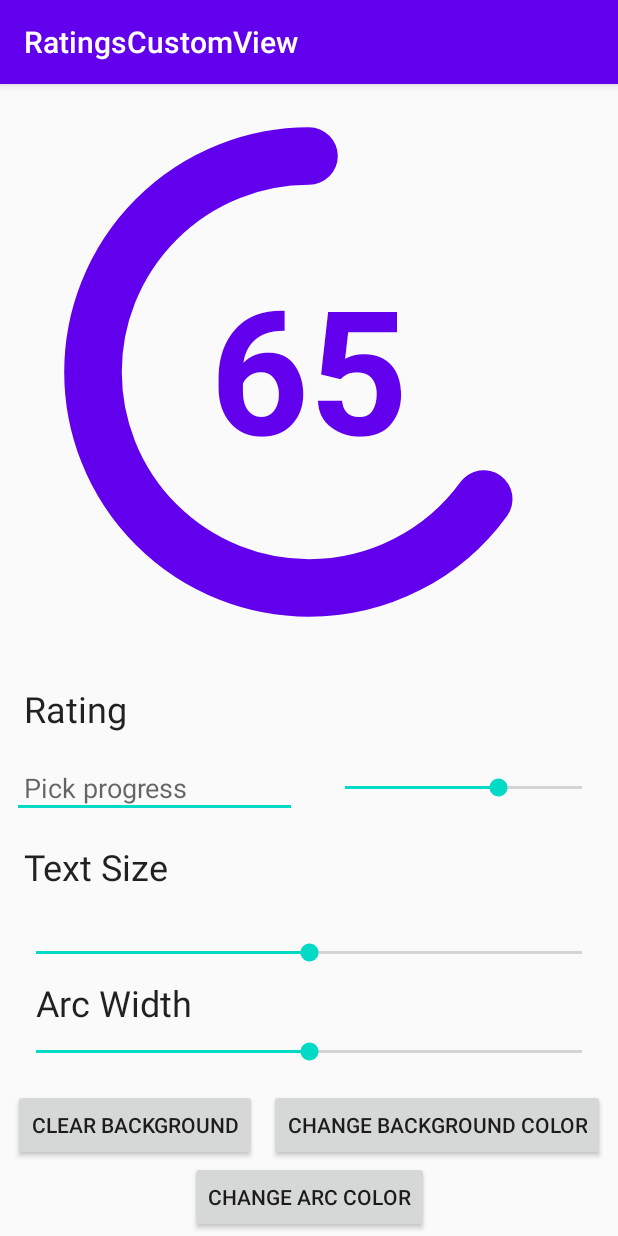
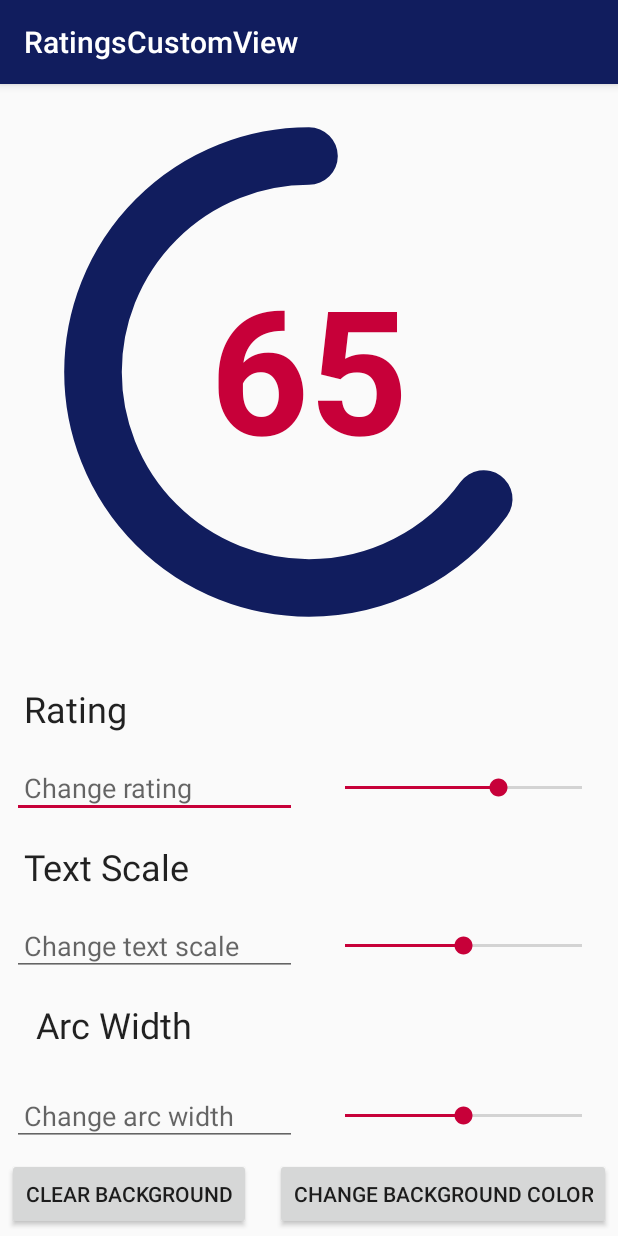
Before and after one commit to KunaalKumar/RatingsView, an Android app: the screen it shows after launch (MainActivity), on a phone screen of 412 x 824 dp. Run offline under Robolectric (Android 15) with nearby library versions, the phone set to English and light mode, and no system bars.

Commit message:
Add and implement edit text pickers for rest of attributes in activity_main.xml Remove panning view on keyboard popup Change demo app colors Add accentColor instance variable in RatingsView.kt Change default text color to be accent color Animate arc color in startLoadingAnimation Update README.md Add preview gifs

```diff
--- a/app/src/main/AndroidManifest.xml
+++ b/app/src/main/AndroidManifest.xml
@@ -9,7 +9,9 @@
         android:roundIcon="@mipmap/ic_launcher_round"
         android:supportsRtl="true"
         android:theme="@style/AppTheme">
-        <activity android:name="dev.kunaal.demo.MainActivity">
+        <activity
+            android:name="dev.kunaal.demo.MainActivity"
+            android:windowSoftInputMode="adjustNothing">
             <intent-filter>
                 <action android:name="android.intent.action.MAIN" />
 
--- a/app/src/main/java/dev/kunaal/demo/MainActivity.kt
+++ b/app/src/main/java/dev/kunaal/demo/MainActivity.kt
@@ -41,8 +41,8 @@ class MainActivity : AppCompatActivity() {
         setupTextColorButton()
 
         setupRatingViews()
-        setupTextScaleSeekBar()
-        setupArcWidthSeekbar()
+        setupTextScaleViews()
+        setupArcWidthViews()
 
         ratings_view.setOnClickListener {
             ratings_view.toggleLoadingAnimation()
@@ -73,7 +73,17 @@ class MainActivity : AppCompatActivity() {
         })
     }
 
-    private fun setupTextScaleSeekBar() {
+    private fun setupTextScaleViews() {
+        text_scale_picker.setOnKeyListener { v, keyCode, event ->
+            if (keyCode == KeyEvent.KEYCODE_ENTER) {
+                val num = text_scale_picker.text.toString().toFloat()
+                text_scale_seekbar.progress = (max(0F, min(2F, num)) * 50).toInt()
+                text_scale_picker.text = SpannableStringBuilder(num.toString())
+                ratings_view.textScale = num
+            }
+            false
+        }
+
         text_scale_seekbar.setOnSeekBarChangeListener(object : SeekBar.OnSeekBarChangeListener {
             override fun onProgressChanged(seekBar: SeekBar?, progress: Int, fromUser: Boolean) {}
 
@@ -85,7 +95,17 @@ class MainActivity : AppCompatActivity() {
         })
     }
 
-    private fun setupArcWidthSeekbar() {
+    private fun setupArcWidthViews() {
+        arc_width_picker.setOnKeyListener { v, keyCode, event ->
+            if (keyCode == KeyEvent.KEYCODE_ENTER) {
+                val num = arc_width_picker.text.toString().toFloat()
+                arc_width_seekbar.progress = (max(0F, min(2F, num)) * 50).toInt()
+                arc_width_picker.text = SpannableStringBuilder(num.toString())
+                ratings_view.setArcWidthScale(num)
+            }
+            false
+        }
+
         arc_width_seekbar.setOnSeekBarChangeListener(object : SeekBar.OnSeekBarChangeListener {
             override fun onProgressChanged(seekBar: SeekBar?, progress: Int, fromUser: Boolean) {}
 
--- a/app/src/main/res/layout/activity_main.xml
+++ b/app/src/main/res/layout/activity_main.xml
@@ -11,6 +11,7 @@
         android:id="@+id/ratings_view"
         android:layout_width="0dp"
         android:layout_height="0dp"
+        app:textColor="@color/colorAccent"
         app:layout_constraintTop_toTopOf="parent"
         app:layout_constraintBottom_toTopOf="@id/scroll_view"
         app:layout_constraintEnd_toEndOf="parent"
@@ -43,7 +44,7 @@
                 android:layout_width="0dp"
                 android:layout_height="wrap_content"
                 android:layout_margin="8dp"
-                android:hint="Pick progress"
+                android:hint="Change rating"
                 android:inputType="number"
                 android:padding="8dp"
                 app:layout_constraintBottom_toTopOf="@id/text_scale_text"
@@ -69,21 +70,35 @@
                 android:layout_height="wrap_content"
                 android:layout_margin="8dp"
                 android:padding="8dp"
-                android:text="Text Size"
+                android:text="Text Scale"
                 app:layout_constraintStart_toStartOf="parent"
                 app:layout_constraintTop_toBottomOf="@id/rating_picker" />
+
+            <EditText
+                android:id="@+id/text_scale_picker"
+                android:layout_width="0dp"
+                android:layout_height="wrap_content"
+                android:layout_margin="8dp"
+                android:hint="Change text scale"
+                android:inputType="numberDecimal"
+                android:padding="8dp"
+                app:layout_constraintBottom_toTopOf="@id/arc_width_text"
+                app:layout_constraintEnd_toStartOf="@id/text_scale_seekbar"
+                app:layout_constraintStart_toStartOf="parent"
+                app:layout_constraintTop_toBottomOf="@id/text_scale_text" />
 
             <androidx.appcompat.widget.AppCompatSeekBar
                 android:id="@+id/text_scale_seekbar"
                 android:layout_width="0dp"
                 android:layout_height="wrap_content"
                 android:layout_margin="8dp"
-                android:padding="16dp"
+                android:padding="8dp"
                 android:progress="50"
-                app:layout_constraintBottom_toTopOf="@id/arc_width_seekbar"
+                app:layout_constraintBottom_toBottomOf="@id/text_scale_picker"
+                app:layout_constraintStart_toEndOf="@id/text_scale_picker"
                 app:layout_constraintEnd_toEndOf="parent"
-                app:layout_constraintStart_toStartOf="parent"
-                app:layout_constraintTop_toBottomOf="@id/text_scale_text" />
+                app:layout_constraintTop_toTopOf="@id/text_scale_picker"
+                tools:layout_editor_absoluteY="176dp" />
 
             <TextView
                 android:id="@+id/arc_width_text"
@@ -97,6 +112,18 @@
                 app:layout_constraintStart_toStartOf="@id/rating_picker"
                 app:layout_constraintTop_toBottomOf="@id/text_scale_seekbar" />
 
+            <EditText
+                android:id="@+id/arc_width_picker"
+                android:layout_width="0dp"
+                android:layout_height="wrap_content"
+                android:layout_margin="8dp"
+                android:hint="Change arc width"
+                android:inputType="numberDecimal"
+                android:padding="8dp"
+                app:layout_constraintBottom_toTopOf="@id/clear_bg_button"
+                app:layout_constraintEnd_toStartOf="@id/arc_width_seekbar"
+                app:layout_constraintStart_toStartOf="parent"
+                app:layout_constraintTop_toBottomOf="@id/arc_width_text" />
 
             <androidx.appcompat.widget.AppCompatSeekBar
                 android:id="@+id/arc_width_seekbar"
@@ -105,25 +132,27 @@
                 android:layout_margin="8dp"
                 android:padding="16dp"
                 android:progress="50"
-                app:layout_constraintBottom_toTopOf="@id/bg_button"
+                app:layout_constraintBottom_toBottomOf="@id/arc_width_picker"
                 app:layout_constraintEnd_toEndOf="parent"
-                app:layout_constraintStart_toStartOf="parent"
-                app:layout_constraintTop_toBottomOf="@id/text_scale_seekbar" />
+                app:layout_constraintStart_toEndOf="@id/arc_width_picker"
+                app:layout_constraintTop_toTopOf="@id/arc_width_picker" />
 
             <Button
                 android:id="@+id/clear_bg_button"
                 android:layout_width="wrap_content"
                 android:layout_height="wrap_content"
                 android:text="clear background"
+                android:layout_margin="8dp"
                 app:layout_constraintEnd_toStartOf="@id/bg_button"
                 app:layout_constraintStart_toStartOf="parent"
-                app:layout_constraintTop_toBottomOf="@id/arc_width_seekbar" />
+                app:layout_constraintTop_toBottomOf="@id/arc_width_picker" />
 
             <Button
                 android:id="@+id/bg_button"
                 android:layout_width="wrap_content"
                 android:layout_height="wrap_content"
                 android:text="Change Background Color"
+                android:layout_margin="8dp"
                 app:layout_constraintBottom_toBottomOf="@id/clear_bg_button"
                 app:layout_constraintEnd_toEndOf="parent"
                 app:layout_constraintStart_toEndOf="@id/clear_bg_button"
--- a/app/src/main/res/values/colors.xml
+++ b/app/src/main/res/values/colors.xml
@@ -1,6 +1,6 @@
 <?xml version="1.0" encoding="utf-8"?>
 <resources>
-    <color name="colorPrimary">#6200EE</color>
-    <color name="colorPrimaryDark">#3700B3</color>
-    <color name="colorAccent">#03DAC5</color>
+    <color name="colorPrimary">#111d5e</color>
+    <color name="colorPrimaryDark">#111d5e</color>
+    <color name="colorAccent">#c70039</color>
 </resources>
--- a/ratings_view/src/main/java/dev/kunaal/ratings_view/RatingsView.kt
+++ b/ratings_view/src/main/java/dev/kunaal/ratings_view/RatingsView.kt
@@ -35,6 +35,7 @@ class RatingsView
     : View(context, attrs, defStyleAttr) {
 
     private var primaryColor: Int = 0
+    private var accentColor: Int = 0
 
     private var animatedRating = 0
     private var currentArcLength = 0F
@@ -230,9 +231,14 @@ class RatingsView
             }
         }
 
+        if (primaryAnimatorSet.isRunning) {
+            primaryAnimatorSet.cancel()
+            primaryAnimatorSet.removeAllListeners()
+        }
+
+        changeArcColor(arcColor)
+
         isLoading = true
-
-        arcPaint.color = primaryColor
 
         loadingAngleAnimator.apply {
             repeatCount = ValueAnimator.INFINITE
@@ -322,8 +328,11 @@ class RatingsView
         isSaveEnabled = true
 
         val primValue = TypedValue()
+        val secValue = TypedValue()
         context.theme.resolveAttribute(R.attr.colorPrimary, primValue, true)
+        context.theme.resolveAttribute(R.attr.colorAccent, secValue, true)
         primaryColor = primValue.data
+        accentColor = secValue.data
 
         val bgValue = TypedValue()
         context.theme.resolveAttribute(R.attr.background, primValue, true)
@@ -333,7 +342,7 @@ class RatingsView
             val array = context.obtainStyledAttributes(attrs, R.styleable.RatingsView, 0, 0)
             arcColor = array.getColor(R.styleable.RatingsView_arcColor, primaryColor)
             bgColor = array.getColor(R.styleable.RatingsView_bgColor, defaultBgColor)
-            textColor = array.getColor(R.styleable.RatingsView_textColor, primaryColor)
+            textColor = array.getColor(R.styleable.RatingsView_textColor, accentColor)
             doOnNextLayout {
                 if(textScale == 0F)
                     changeRatingTextSize(
@@ -434,6 +443,7 @@ class RatingsView
                         textPaint
                 )
             else {
+                // Draw loading arc
                 animatedRating = 0
                 drawArc(loadingOval, startAngle + 180, currentArcLength - 1, false, loadingPaint)
 
@@ -534,8 +544,6 @@ class RatingsView
      * @param toColor color to animate to
      */
     private fun changeArcColor(toColor: Int) {
-        if (isLoading)
-            return
         if (arcColorAnimator.isRunning)
             arcColorAnimator.cancel()
 
```
Also changed, not shown: 10 other files.
